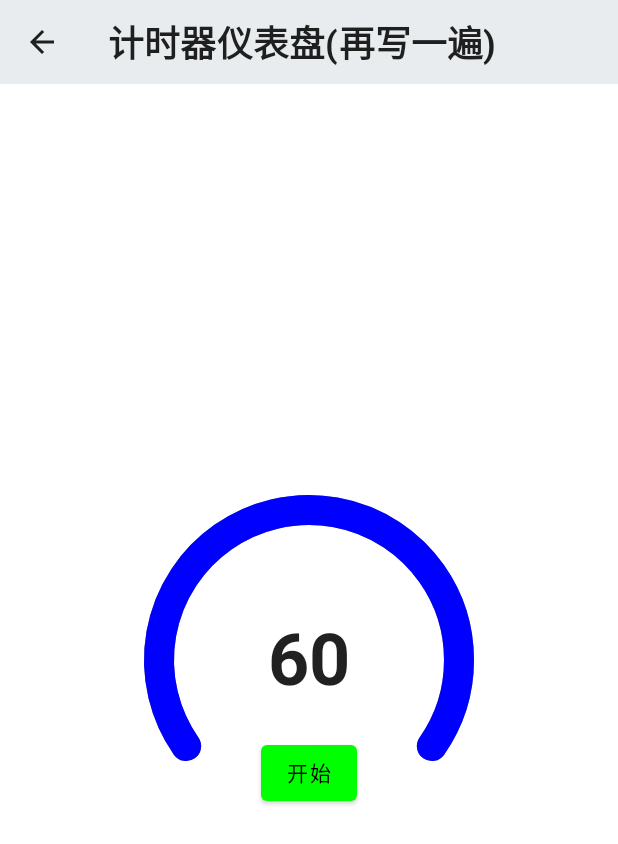
After one commit to wuhouchun123/my-application, an Android app built with Jetpack Compose: the Timer2 screen opened through its navigation route, on a phone screen of 412 x 824 dp. The commit adds this screen. Shown: the top 844 px of the screen. Run offline under Robolectric (Android 15) with nearby library versions, the phone set to English and light mode, and no system bars.

Commit message:
3.4.1
Timer2（计时器仪表盘(再写一遍)）-0.1.0

```diff
--- a/app/build.gradle
+++ b/app/build.gradle
@@ -11,8 +11,8 @@ android {
         applicationId "com.example.myapplication"
         minSdk 24
         targetSdk 33
-        versionCode 8
-        versionName "3.4.0"
+        versionCode 9
+        versionName "3.4.1"
 
         testInstrumentationRunner "androidx.test.runner.AndroidJUnitRunner"
         vectorDrawables {
--- a/app/src/main/java/com/example/myapplication/model/AppScreen.kt
+++ b/app/src/main/java/com/example/myapplication/model/AppScreen.kt
@@ -12,6 +12,7 @@ enum class AppScreen(val title: String) {
     DraggableMusicKnob2(title = "可调节音量的音乐组件(再写一遍)"),
     DraggableBall(title = "可移动吸附的小球"),
     Timer(title = "计时器仪表盘"),
+    Timer2(title = "计时器仪表盘(再写一遍)"),
     BottomNavigation(title = "底部菜单栏"),
     Dialog(title = "点击显示弹窗"),
     Drawer(title = "侧边栏"),
--- a/app/src/main/java/com/example/myapplication/ui/components/AppNavHost.kt
+++ b/app/src/main/java/com/example/myapplication/ui/components/AppNavHost.kt
@@ -43,6 +43,10 @@ fun AppNavHost(
             Timer()
         }
 
+        composable(route = AppScreen.Timer2.name) {
+            Timer2()
+        }
+
         composable(route = AppScreen.BottomNavigation.name) {
             BottomNavigation()
         }
--- /dev/null
+++ b/app/src/main/java/com/example/myapplication/ui/screens/Timer2.kt
@@ -0,0 +1,109 @@
+package com.example.myapplication.ui.screens
+
+import androidx.compose.foundation.Canvas
+import androidx.compose.foundation.background
+import androidx.compose.foundation.layout.Arrangement
+import androidx.compose.foundation.layout.Box
+import androidx.compose.foundation.layout.Column
+import androidx.compose.foundation.layout.fillMaxSize
+import androidx.compose.foundation.layout.padding
+import androidx.compose.foundation.layout.size
+import androidx.compose.material.Button
+import androidx.compose.material.ButtonColors
+import androidx.compose.material.ButtonDefaults
+import androidx.compose.material.Surface
+import androidx.compose.material.Text
+import androidx.compose.runtime.Composable
+import androidx.compose.runtime.LaunchedEffect
+import androidx.compose.runtime.mutableStateOf
+import androidx.compose.runtime.remember
+import androidx.compose.runtime.setValue
+import androidx.compose.runtime.getValue
+import androidx.compose.ui.Alignment
+import androidx.compose.ui.Modifier
+import androidx.compose.ui.graphics.Color
+import androidx.compose.ui.graphics.StrokeCap
+import androidx.compose.ui.graphics.drawscope.Stroke
+import androidx.compose.ui.text.font.FontWeight
+import androidx.compose.ui.unit.dp
+import androidx.compose.ui.unit.sp
+import kotlinx.coroutines.delay
+
+@Composable
+fun Timer2() {
+    Surface(
+        modifier = Modifier.fillMaxSize()
+    ) {
+        Box(
+            contentAlignment = Alignment.Center
+        ){
+            Timer2(modifier = Modifier.size(200.dp), totalTime = 60L * 1000L)
+        }
+    }
+
+}
+
+@Composable
+fun Timer2(
+    modifier: Modifier = Modifier,
+    totalTime: Long,
+    initValue: Float = 1f
+) {
+    Box(
+        modifier = modifier.fillMaxSize(),
+        contentAlignment = Alignment.Center
+    ) {
+        var startTimer by remember {
+            mutableStateOf(false)
+        }
+
+        var currentTime by remember {
+            mutableStateOf(totalTime)
+        }
+
+        var value by remember {
+            mutableStateOf(initValue)
+        }
+
+
+        LaunchedEffect(key1 = currentTime, key2 = startTimer) {
+            if (startTimer && currentTime > 0) {
+                delay(100L)
+                currentTime -= 100L
+                value = currentTime / totalTime.toFloat()
+            }
+        }
+
+        Canvas(modifier = modifier.fillMaxSize()) {
+            drawArc(
+                startAngle = -215f,
+                sweepAngle = 250f,
+                useCenter = false,
+                color = Color.Gray,
+                style = Stroke(width = 30f, cap = StrokeCap.Round)
+            )
+        }
+        Canvas(modifier = modifier.fillMaxSize()) {
+            drawArc(
+                startAngle = -215f,
+                sweepAngle = 250f * value,
+                useCenter = false,
+                color = Color.Blue,
+                style = Stroke(width = 30f, cap = StrokeCap.Round)
+            )
+        }
+        Text(text = (currentTime/1000L).toString(), fontSize = 48.sp, fontWeight = FontWeight.Bold)
+        Button(
+            onClick = {
+                startTimer = !startTimer
+            },
+            colors = ButtonDefaults.buttonColors(
+                backgroundColor = Color.Green
+            ),
+            modifier = Modifier.padding(top = 150.dp)
+        ) {
+            Text(text = "开始", color = Color.Black)
+        }
+    }
+
+}
--- a/app/src/main/java/com/example/myapplication/viewModel/ExampleViewModel.kt
+++ b/app/src/main/java/com/example/myapplication/viewModel/ExampleViewModel.kt
@@ -10,6 +10,7 @@ class ExampleViewModel: ViewModel() {
         AppScreen.DraggableMusicKnob2,
         AppScreen.DraggableBall,
         AppScreen.Timer,
+        AppScreen.Timer2,
         AppScreen.BottomNavigation,
         AppScreen.Dialog,
         AppScreen.Drawer,
```
